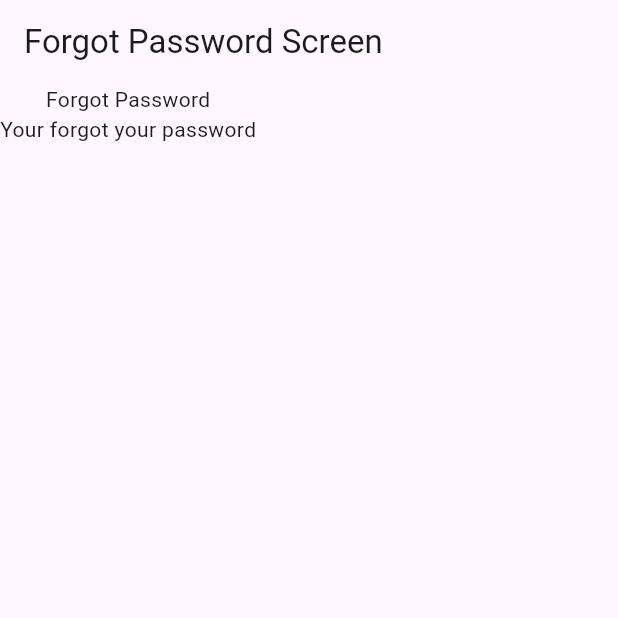
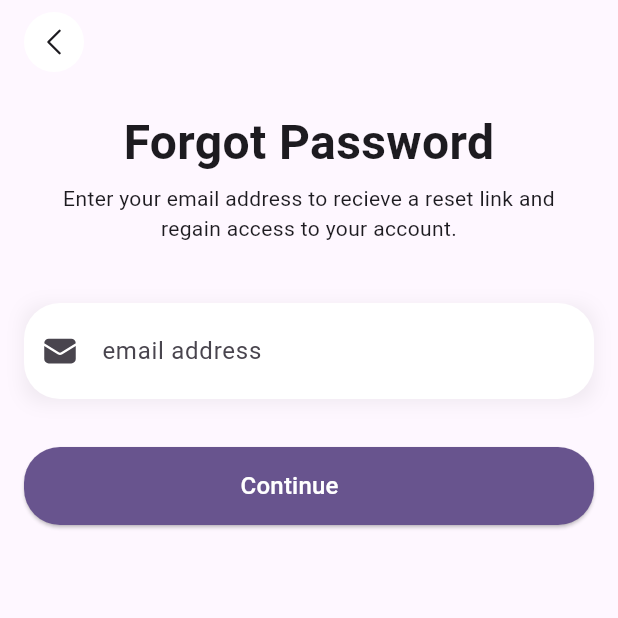
Before and after one commit to demystik/swiss, a Flutter app: the ForgotPasswordScreen screen opened by its route, on a phone screen of 412 x 824 dp, the top half of it. Run offline on Flutter 3.47's test engine with Material 3 defaults, Android fonts, the phone set to English and light mode, and no system bars; our stand-ins replace dio, flutter_secure_storage, go_router, heroicons, lucide_icons_flutter, pretty_dio_logger; accounts and stored records are empty; Roboto replaces fonts that are missing (YourFontFamily).

Commit message:
forgot pass

```diff
--- a/lib/features/auth/presentation/forgot_password_screen.dart
+++ b/lib/features/auth/presentation/forgot_password_screen.dart
@@ -1,16 +1,64 @@
 import 'package:flutter/material.dart';
+import 'package:swiss/core/theme/app_spacing.dart';
+import 'package:swiss/core/theme/app_text_styles.dart';
+import 'package:swiss/features/auth/widgets/back_button.dart';
+import 'package:swiss/features/auth/widgets/email_textfield.dart';
+import 'package:swiss/shared/widgets/app_button.dart';
 
-class ForgotPasswordScreen extends StatelessWidget {
+class ForgotPasswordScreen extends StatefulWidget {
   const ForgotPasswordScreen({super.key});
+
+  @override
+  State<ForgotPasswordScreen> createState() => _ForgotPasswordScreenState();
+}
+
+class _ForgotPasswordScreenState extends State<ForgotPasswordScreen> {
+  final TextEditingController emailCtrl = TextEditingController();
+  final _forgotPasswordFormKey = GlobalKey<FormState>();
+
+   @override
+  void dispose() {
+    emailCtrl.dispose();
+    super.dispose();
+  }
+
+  Future<void> sendForgotPasswordRequest() async {
+    return await null;
+  }
 
   @override
   Widget build(BuildContext context) {
     return Scaffold(
-      appBar: AppBar(title: Text("Forgot Password Screen")),
-      body: SafeArea(child: Column(children: [
-        Text("Forgot Password"),
-        Text("Your forgot your password"),
-      ])),
+      appBar: AppBar(
+        // leadingWidth: AppSpacing.lg,
+        leading: AppBackButton()),
+      body: SafeArea(child: Padding(
+        padding: const EdgeInsets.all(AppSpacing.md),
+        child: Form(
+          key: _forgotPasswordFormKey,
+          child: Column(
+            crossAxisAlignment: CrossAxisAlignment.center,
+            children: [
+              SizedBox(width: double.infinity, height: AppSpacing.xs,),
+            Text(
+              textAlign: TextAlign.center,
+              "Forgot Password", style: AppTextStyles.displayLarge,),
+            Padding(
+              padding: const EdgeInsets.all(AppSpacing.sm),
+              child: Text(textAlign: TextAlign.center,"Enter your email address to recieve a reset link and regain access to your account."),
+            ),
+            SizedBox(height: AppSpacing.xl,),
+            EmailTextField(emailCtrl: emailCtrl, forLogin: true,),
+            SizedBox(height: AppSpacing.xl,),
+            AppButton(label: "Continue", onPressed: (){
+              if(_forgotPasswordFormKey.currentState!.validate()){
+                sendForgotPasswordRequest();
+                emailCtrl.clear();
+              }
+            }, rad: AppRadius.xl),
+          ]),
+        ),
+      )),
     );
   }
 }
--- /dev/null
+++ b/lib/features/auth/widgets/back_button.dart
@@ -0,0 +1,29 @@
+import 'package:flutter/material.dart';
+import 'package:go_router/go_router.dart';
+import 'package:heroicons/heroicons.dart';
+import 'package:swiss/core/theme/app_spacing.dart';
+
+class AppBackButton extends StatelessWidget {
+  const AppBackButton({super.key});
+
+  @override
+  Widget build(BuildContext context) {
+    return Padding(
+      padding: const EdgeInsets.only(left: AppSpacing.md),
+      child: InkWell(
+        borderRadius: BorderRadius.circular(100),
+        onTap: () {
+          context.pop(); // if using GoRouter
+        },
+        child: Container(
+          padding: const EdgeInsets.all(AppSpacing.xs),
+          decoration: BoxDecoration(
+            color: Theme.of(context).colorScheme.onSecondary,
+            shape: BoxShape.circle,
+          ),
+          child: const HeroIcon(HeroIcons.chevronLeft),
+        ),
+      ),
+    );
+  }
+}
```
